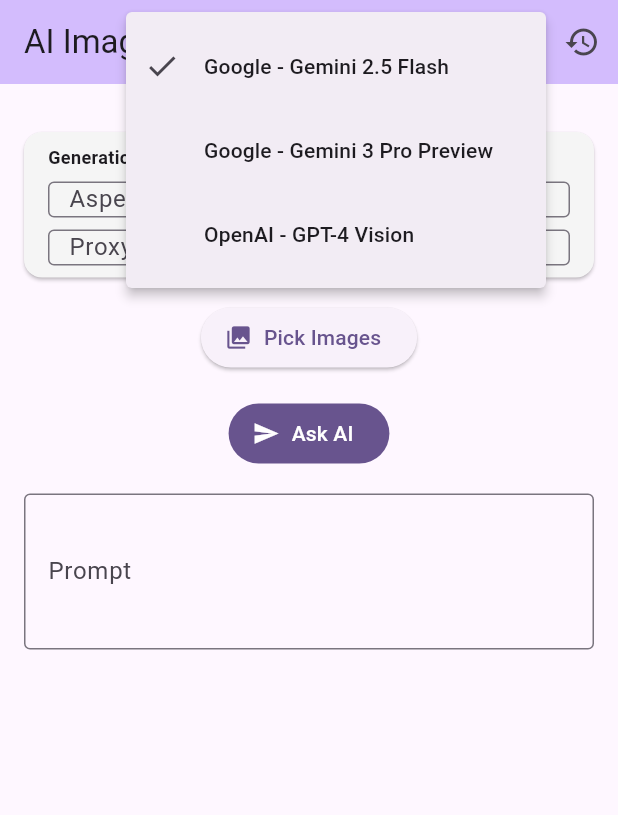
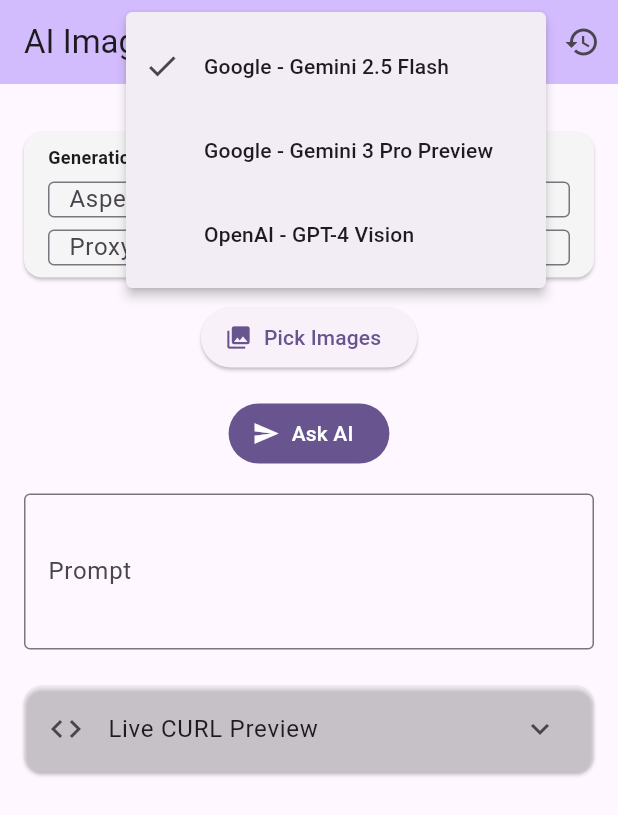
Before and after one commit to rabbyzero/flutterGeminiImage, a Flutter app: the screen it shows after launch, after a tap on the "model training" icon, on a phone screen of 412 x 824 dp. Shown: the top 815 px of the screen. Run offline on Flutter 3.47's test engine with Material 3 defaults, Android fonts, the phone set to English and light mode, and no system bars; our stand-ins replace flutter_markdown, image_picker; missing offline and left inert: socks5_proxy; statements that could not run were skipped.

Commit message:
enable search tool for gemini 3 pro image model. show curl command.

```diff
--- a/lib/image_editor_page.dart
+++ b/lib/image_editor_page.dart
@@ -1,5 +1,6 @@
 import 'dart:typed_data';
 import 'dart:io';
+import 'dart:async';
 import 'package:flutter/material.dart';
 import 'package:image_picker/image_picker.dart';
 import 'package:mime/mime.dart';
@@ -34,10 +35,13 @@
   bool _isLoading = false;
   Map<String, dynamic>? _lastResult;
   Map<String, dynamic> _generationConfig = {};
+  String? _curlCommand;
+  Timer? _debounceTimer;
 
   @override
   void initState() {
     super.initState();
+    _promptController.addListener(_onPromptChanged);
     _initializeServices();
      if (widget.initialHistory != null) {
       _history.addAll(widget.initialHistory!);
@@ -48,6 +52,48 @@
         final mimeType = lookupMimeType('', headerBytes: bytes) ?? 'image/jpeg';
          _images.add(XFile.fromData(bytes, mimeType: mimeType));
       }
+    }
+  }
+
+  void _onPromptChanged() {
+    if (_debounceTimer?.isActive ?? false) _debounceTimer!.cancel();
+    _debounceTimer = Timer(const Duration(milliseconds: 500), _updateCurlCommand);
+  }
+
+  Future<void> _updateCurlCommand() async {
+    if (_modelManager.activeModel == null) return;
+
+    // Cancel any pending debounce timer since we are running now
+    if (_debounceTimer?.isActive ?? false) _debounceTimer!.cancel();
+
+    String prompt = _promptController.text.trim();
+    if (prompt.isEmpty) {
+      prompt = _imageBytesList.isNotEmpty ? 'Describe these images in detail.' : 'Hello, who are you?';
+    }
+
+    List<String?> mimeTypes = [];
+    for (var i = 0; i < _images.length; i++) {
+      String? mimeType = _images[i].mimeType;
+      mimeType ??= lookupMimeType(_images[i].path);
+      mimeType ??= 'image/jpeg';
+      mimeTypes.add(mimeType);
+    }
+
+    try {
+      final cmd = await _modelManager.activeModel!.getCurlCommand(
+        prompt,
+        _imageBytesList,
+        mimeTypes,
+        config: _generationConfig.isNotEmpty ? _generationConfig : null,
+      );
+
+      if (mounted && cmd != _curlCommand) {
+        setState(() {
+          _curlCommand = cmd;
+        });
+      }
+    } catch (e) {
+      // ignore
     }
   }
 
@@ -78,10 +124,14 @@
 
     // Initialize all registered models
     await _modelManager.initializeAllModels();
+
+    // Initial curl update
+    _updateCurlCommand();
   }
 
   @override
   void dispose() {
+    _debounceTimer?.cancel();
     _promptController.dispose();
     super.dispose();
   }
@@ -98,6 +148,7 @@
         _images = images;
         _imageBytesList = bytesList;
       });
+      _updateCurlCommand();
     }
   }
 
@@ -217,6 +268,7 @@
              'generatedImages': resultImages,
              'usage': resultMap['usage'],
              'thought': resultMap['thought'],
+             'curl': resultMap['curl'],
            };
 
            // Add to history
@@ -229,6 +281,7 @@
              generatedImages: resultImages,
              thought: resultMap['thought'],
              usage: resultMap['usage'],
+             curl: resultMap['curl'],
            ));
         }
     });
@@ -251,6 +304,7 @@
             usage: _lastResult!['usage'],
             thought: _lastResult!['thought'],
             history: _history,
+            curl: _lastResult!['curl'],
           ),
         ),
       );
@@ -296,6 +350,7 @@
                 usage: item.usage,
                 thought: item.thought,
                 history: _history,
+                curl: item.curl,
               ),
             ),
           );
@@ -310,6 +365,7 @@
       appBar: ImageEditorAppBar(
         modelManager: _modelManager,
         onHistoryPressed: _showHistory,
+        onModelChanged: _updateCurlCommand,
       ),
       body: SingleChildScrollView(
         padding: const EdgeInsets.all(16.0),
@@ -327,12 +383,15 @@
               _images.removeAt(index);
               _imageBytesList.removeAt(index);
             });
+            _updateCurlCommand();
           },
           onConfigChanged: (config) {
             setState(() {
               _generationConfig = config;
             });
+            _updateCurlCommand();
           },
+          curlCommand: _curlCommand,
         ),
       ),
     );
--- a/lib/models/history_item.dart
+++ b/lib/models/history_item.dart
@@ -9,6 +9,7 @@
   final List<Uint8List> generatedImages;
   final String? thought;
   final Map<String, dynamic>? usage;
+  final String? curl;
 
   HistoryItem({
     required this.id,
@@ -19,5 +20,6 @@
     this.generatedImages = const [],
     this.thought,
     this.usage,
+    this.curl,
   });
 }
--- a/lib/result_page.dart
+++ b/lib/result_page.dart
@@ -11,6 +11,7 @@
   final String? thought;
   final Map<String, dynamic>? usage;
   final List<HistoryItem> history; // Add history parameter
+  final String? curl;
 
   const ResultPage({
     super.key,
@@ -20,6 +21,7 @@
     this.thought,
     this.usage,
     this.history = const [], // Default to empty list
+    this.curl,
   });
 
   void _showImageDialog(BuildContext context, Uint8List imageBytes, String title) {
@@ -64,6 +66,7 @@
                 usage: item.usage,
                 thought: item.thought,
                 history: history, // Pass history along
+                curl: item.curl,
               ),
             ),
           );
@@ -121,6 +124,27 @@
               const SizedBox(height: 24),
               TokenUsageDisplayWidget(usage: usage),
             ],
+
+            if (curl != null && curl!.isNotEmpty) ...[
+              const SizedBox(height: 24),
+              Card(
+                margin: EdgeInsets.zero,
+                color: Theme.of(context).colorScheme.surfaceContainerHighest.withValues(alpha: 0.3),
+                child: ExpansionTile(
+                  leading: const Icon(Icons.code),
+                  title: const Text('CURL Command'),
+                  children: [
+                    Padding(
+                      padding: const EdgeInsets.all(16.0),
+                      child: SelectableText(
+                        curl!,
+                        style: const TextStyle(fontFamily: 'monospace', fontSize: 12),
+                      ),
+                    ),
+                  ],
+                ),
+              ),
+            ],
           ],
         ),
       ),
--- a/lib/services/ai_model_interface.dart
+++ b/lib/services/ai_model_interface.dart
@@ -26,4 +26,12 @@
   Future<Map<String, dynamic>> generateText(
     String prompt,
   );
+
+  /// Get CURL command for the request
+  Future<String> getCurlCommand(
+    String prompt,
+    List<Uint8List> imageBytesList,
+    List<String?> mimeTypes, {
+    Map<String, dynamic>? config,
+  });
 }
--- a/lib/services/ai_service_base.dart
+++ b/lib/services/ai_service_base.dart
@@ -15,6 +15,8 @@
   String? _currentProxy;
   bool _isInitialized = false;
   String? saveDirectory;
+
+  String? get currentProxy => _currentProxy;
 
   AIServiceBase({this.saveDirectory});
 
--- a/lib/services/gemini_service.dart
+++ b/lib/services/gemini_service.dart
@@ -64,6 +64,13 @@
       'contents': contents,
     };
 
+    // Only enable Google Search for Gemini 3 models (Gemini 2.5 Flash usage leads to 400 Bad Request)
+    if (_modelId.contains('gemini-3')) {
+      requestBody['tools'] = [
+        {'googleSearch': {}}
+      ];
+    }
+
     if (config != null) {
       requestBody['generationConfig'] = {
         'imageConfig': config,
@@ -99,9 +106,9 @@
 
     // Prepare request body
     final requestBody = _prepareRequestBody(prompt, imageBytesList, mimeTypes, config: apiConfig);
-    // print(baseUrl);
 
-    // print('Request body size: ${requestBody.length} characters');
+    // Generate curl command
+    final curlCommand = _generateCurlCommand('POST', baseUrl, headers, requestBody);
 
     // Send the request using the base class http client
     http.Response response;
@@ -118,6 +125,7 @@
         'error': 'Network connection failed. Please check your internet connection.',
         'text': null,
         'images': <Uint8List>[],
+        'curl': curlCommand,
       };
     } on HandshakeException catch (_) {
       // Production code shouldn't use print statements
@@ -126,6 +134,7 @@
         'error': 'Secure connection failed. Please check your network settings.',
         'text': null,
         'images': <Uint8List>[],
+        'curl': curlCommand,
       };
     } catch (_) {
       // Production code shouldn't use print statements
@@ -134,6 +143,7 @@
         'error': 'Request failed',
         'text': null,
         'images': <Uint8List>[],
+        'curl': curlCommand,
       };
     }
 
@@ -192,6 +202,7 @@
         'error': userFriendlyMessage,
         'text': 'Error: $userFriendlyMessage',
         'images': <Uint8List>[],
+        'curl': curlCommand,
       };
     }
 
@@ -212,8 +223,15 @@
       }
 
 
+      Map<String, dynamic>? groundingMetadata;
+
       if (jsonResponse['candidates'] != null && jsonResponse['candidates'].isNotEmpty) {
         final candidate = jsonResponse['candidates'][0];
+
+        if (candidate.containsKey('groundingMetadata')) {
+          groundingMetadata = candidate['groundingMetadata'];
+        }
+
         final content = candidate['content'];
 
         if (content == null) {
@@ -253,6 +271,8 @@
         'text': textResponse,
         'images': imagesResponse,
         'usage': usageMetadata,
+        'groundingMetadata': groundingMetadata,
+        'curl': curlCommand,
       };
     } catch (e) {
       // Production code shouldn't use print statements
@@ -260,6 +280,7 @@
       return {
         'text': 'Error processing response from Gemini API',
         'images': <Uint8List>[],
+        'curl': curlCommand,
       };
     }
   }
@@ -270,4 +291,68 @@
     // Actual implementation would send a text-only request to the API
     return {'text': 'Generated text for: $prompt', 'image': null};
   }
+
+  @override
+  Future<String> getCurlCommand(String prompt, List<Uint8List> imageBytesList, List<String?> mimeTypes, {Map<String, dynamic>? config}) async {
+    Map<String, dynamic>? apiConfig;
+    if (config != null) {
+      apiConfig = Map<String, dynamic>.from(config);
+      // We don't necessarily need to update the actual client proxy here,
+      // but we need to know what it would be.
+      // For simplicity and consistency, let's assume the config reflects the desired state.
+      if (apiConfig.containsKey('proxy')) {
+        // We use the proxy from config for the curl command
+        // But we won't update the actual client here to avoid side effects during typing
+        // Instead we'll pass it temporarily if we refactor _generateCurlCommand
+        // OR we just rely on _currentProxy if it was set elsewhere?
+        // Actually, the user might type a proxy and expect the curl to update BEFORE running.
+        // So we should probably use the proxy from config if present.
+      }
+    }
+
+    final apiKey = await _readApiKeyFromFile();
+    final headers = {
+      'x-goog-api-key': apiKey,
+      'Content-Type': 'application/json',
+    };
+
+    // Using apiConfig from which proxy was removed if using the logic from analyzeImages
+    // But here we want to handle it slightly differently to not mutate client?
+    // Let's copy the logic but handle proxy explicitly for the string generation.
+
+    String? proxyToUse = config?['proxy'];
+
+    // Create a body config that excludes the proxy key
+    Map<String, dynamic>? bodyConfig;
+    if (config != null) {
+      bodyConfig = Map<String, dynamic>.from(config);
+      bodyConfig.remove('proxy');
+    }
+
+    final requestBody = _prepareRequestBody(prompt, imageBytesList, mimeTypes, config: bodyConfig);
+
+    // We need to pass the proxy to _generateCurlCommand
+    return _generateCurlCommand('POST', baseUrl, headers, requestBody, proxyOverride: proxyToUse);
+  }
+
+  String _generateCurlCommand(String method, String url, Map<String, String> headers, String? body, {String? proxyOverride}) {
+    StringBuffer curlCmd = StringBuffer('curl -X $method "$url"');
+
+    headers.forEach((key, value) {
+      curlCmd.write(' \\\n  -H "$key: $value"');
+    });
+
+    final proxy = proxyOverride ?? currentProxy;
+    if (proxy != null && proxy.isNotEmpty) {
+       curlCmd.write(' \\\n  --proxy "$proxy"');
+    }
+
+    if (body != null) {
+      // Escape single quotes for shell safety if wrapping in single quotes
+      String escapedBody = body.replaceAll("'", "'\\''");
+      curlCmd.write(" \\\n  -d '$escapedBody'");
+    }
+
+    return curlCmd.toString();
+  }
 }
--- a/lib/services/openai_service.dart
+++ b/lib/services/openai_service.dart
@@ -153,4 +153,9 @@
     // Actual implementation would send a text-only request to the API
     return {'text': 'Generated text for: $prompt', 'image': null};
   }
+
+  @override
+  Future<String> getCurlCommand(String prompt, List<Uint8List> imageBytesList, List<String?> mimeTypes, {Map<String, dynamic>? config}) async {
+    return "CURL command generation for OpenAI is not implemented yet.";
+  }
 }
--- a/lib/widgets/image_editor_app_bar_widget.dart
+++ b/lib/widgets/image_editor_app_bar_widget.dart
@@ -5,11 +5,13 @@
 class ImageEditorAppBar extends StatelessWidget implements PreferredSizeWidget {
   final ModelManager modelManager;
   final VoidCallback? onHistoryPressed;
+  final VoidCallback? onModelChanged;
 
   const ImageEditorAppBar({
     super.key,
     required this.modelManager,
     this.onHistoryPressed,
+    this.onModelChanged,
   });
 
   @override
@@ -22,6 +24,7 @@
           modelManager: modelManager,
           onModelSelected: (String platform, String model) {
             modelManager.setActiveModel(platform, model);
+            onModelChanged?.call();
           },
         ),
         IconButton(
--- a/lib/widgets/main_content_widget.dart
+++ b/lib/widgets/main_content_widget.dart
@@ -17,6 +17,7 @@
   final Function(int) onImageTap;
   final Function(int) onRemoveImage;
   final ValueChanged<Map<String, dynamic>> onConfigChanged;
+  final String? curlCommand;
 
   const MainContentWidget({
     super.key,
@@ -30,6 +31,7 @@
     required this.onImageTap,
     required this.onRemoveImage,
     required this.onConfigChanged,
+    this.curlCommand,
   });
 
   @override
@@ -56,6 +58,26 @@
         PromptInputWidget(
           controller: promptController,
         ),
+         if (curlCommand != null && curlCommand!.isNotEmpty) ...[
+          const SizedBox(height: 24),
+          Card(
+            margin: const EdgeInsets.only(bottom: 16),
+            color: Theme.of(context).colorScheme.surfaceContainerHighest.withValues(alpha: 0.3),
+            child: ExpansionTile(
+              leading: const Icon(Icons.code),
+              title: const Text('Live CURL Preview'),
+              children: [
+                Padding(
+                  padding: const EdgeInsets.all(16.0),
+                  child: SelectableText(
+                    curlCommand!,
+                    style: const TextStyle(fontFamily: 'monospace', fontSize: 12),
+                  ),
+                ),
+              ],
+            ),
+          ),
+        ],
         const SizedBox(height: 16),
       ],
     );
```
